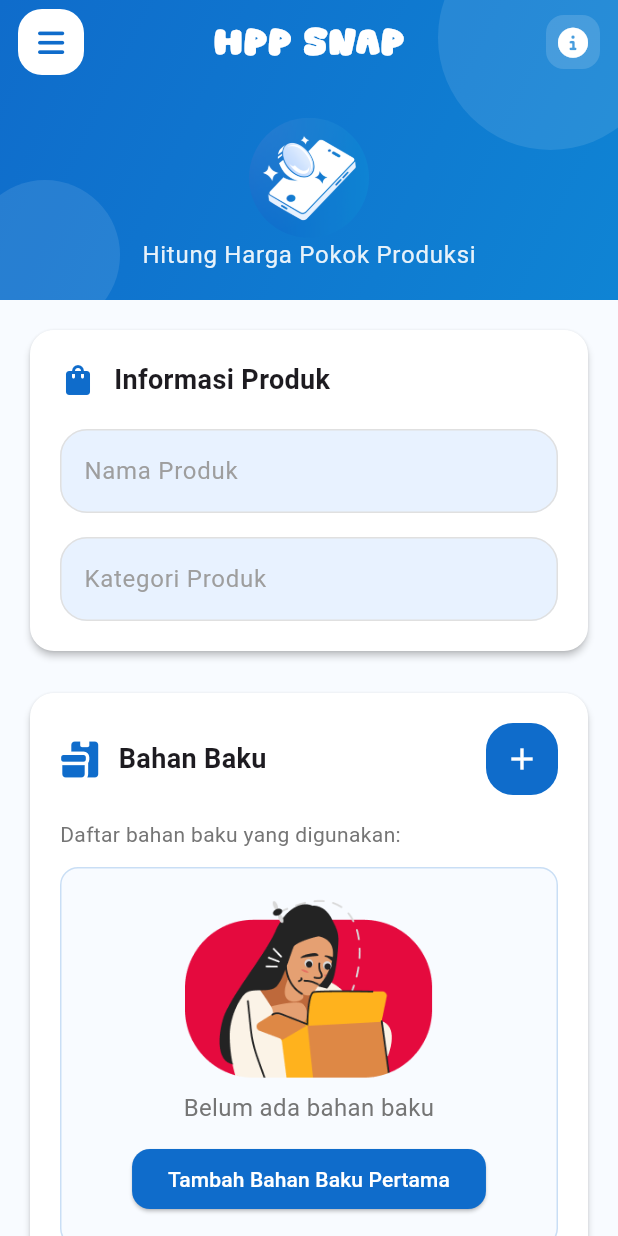
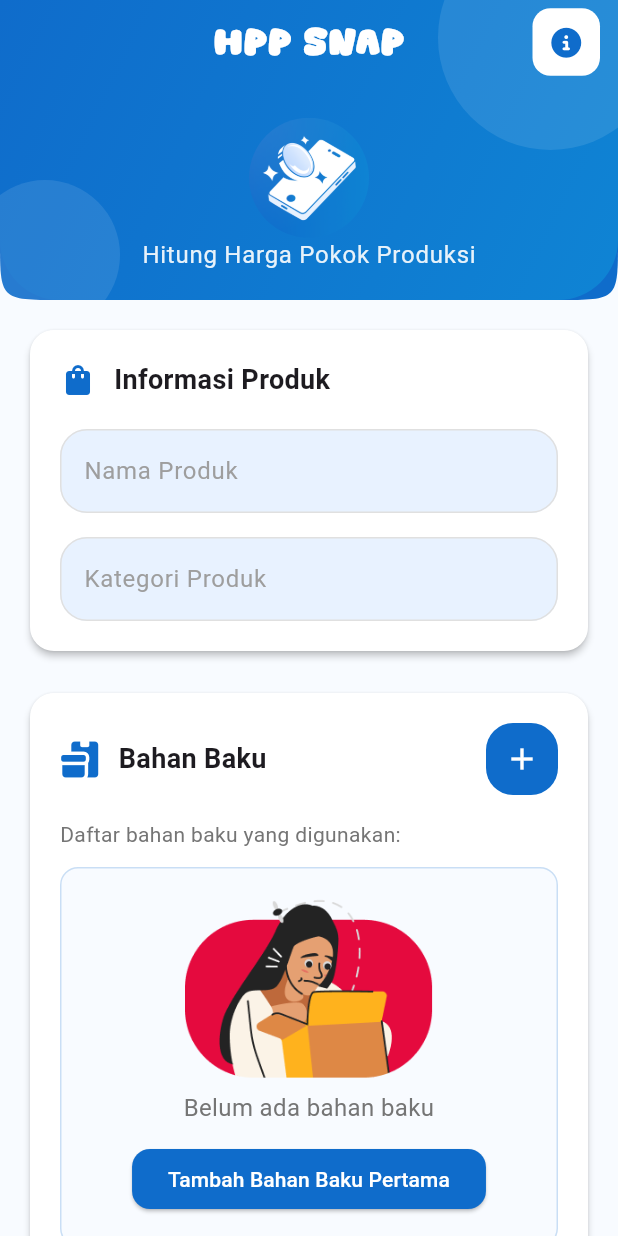
Before and after one commit to ardhikaxx/hpp-snap-app, a Flutter app: the HomeScreen screen opened directly, on a phone screen of 412 x 824 dp. Run offline on Flutter 3.47's test engine with Material 3 defaults, Android fonts, the phone set to English and light mode, and no system bars; our stand-ins replace font_awesome_flutter.

Commit message:
fix(home+result) perbaikan pada home + result

```diff
--- a/lib/page/home_screens.dart
+++ b/lib/page/home_screens.dart
@@ -108,27 +108,6 @@ class _HomeScreenState extends State<HomeScreen> {
                 bottomRight: Radius.circular(40),
               ),
             ),
-            leading: Padding(
-              padding: const EdgeInsets.only(left: 12, top: 6, bottom: 6),
-              child: InkWell(
-                onTap: () {},
-                borderRadius: BorderRadius.circular(12),
-                child: Container(
-                  decoration: BoxDecoration(
-                    color: Colors.white,
-                    borderRadius: BorderRadius.circular(16),
-                  ),
-                  child: Center(
-                    child: FaIcon(
-                      FontAwesomeIcons.bars,
-                      color: primaryColor,
-                      fontWeight: FontWeight.bold,
-                      size: 20,
-                    ),
-                  ),
-                ),
-              ),
-            ),
             title: const Text(
               'HPP SNAP',
               style: TextStyle(
@@ -149,15 +128,16 @@ class _HomeScreenState extends State<HomeScreen> {
                   },
                   borderRadius: BorderRadius.circular(12),
                   child: Container(
+                    width: 45,
+                    height: 45,
                     decoration: BoxDecoration(
-                      color: Colors.white.withOpacity(0.15),
+                      color: Colors.white,
                       borderRadius: BorderRadius.circular(12),
                     ),
-                    child: Padding(
-                      padding: const EdgeInsets.all(8.0),
+                    child: Center(
                       child: FaIcon(
                         FontAwesomeIcons.circleInfo,
-                        color: Colors.white,
+                        color: primaryColor,
                         size: 20,
                       ),
                     ),
@@ -172,6 +152,10 @@ class _HomeScreenState extends State<HomeScreen> {
                     begin: Alignment.topLeft,
                     end: Alignment.bottomRight,
                     colors: [primaryColor, primaryColorLight],
+                  ),
+                  borderRadius: BorderRadius.only(
+                    bottomLeft: Radius.circular(40),
+                    bottomRight: Radius.circular(40),
                   ),
                 ),
                 child: Stack(
--- a/lib/page/result_screens.dart
+++ b/lib/page/result_screens.dart
@@ -97,6 +97,10 @@ class ResultScreen extends StatelessWidget {
                     begin: Alignment.topLeft,
                     end: Alignment.bottomRight,
                     colors: [primaryColor, primaryColorLight],
+                  ),
+                  borderRadius: BorderRadius.only(
+                    bottomLeft: Radius.circular(40),
+                    bottomRight: Radius.circular(40),
                   ),
                 ),
                 child: Stack(
```
